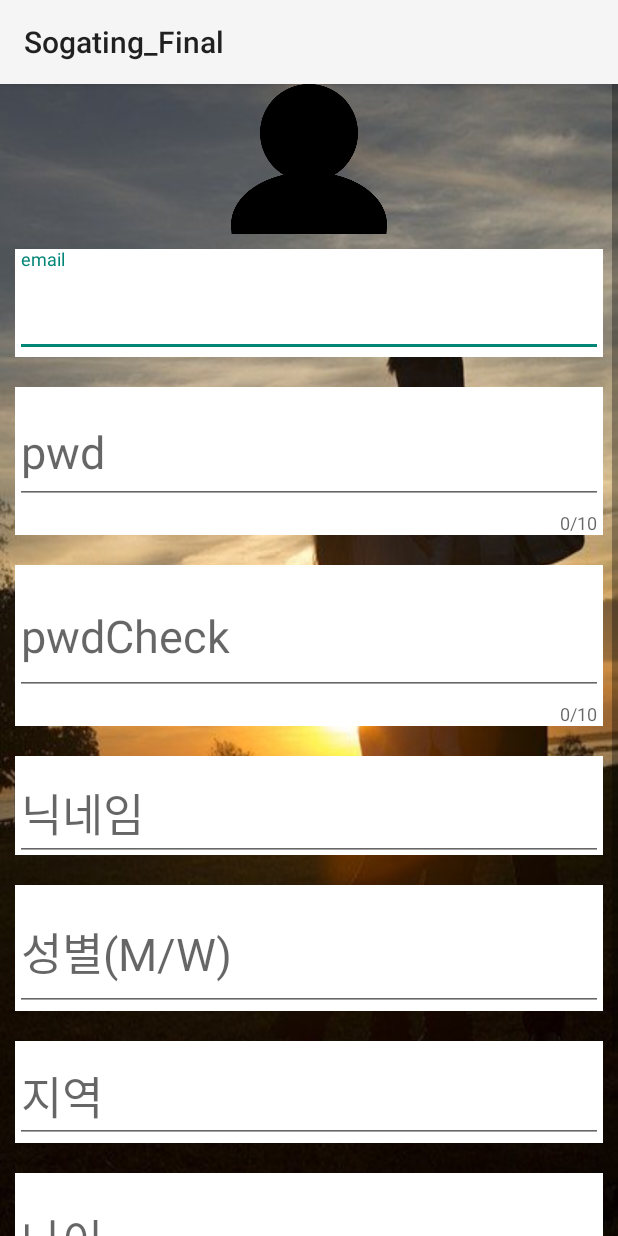
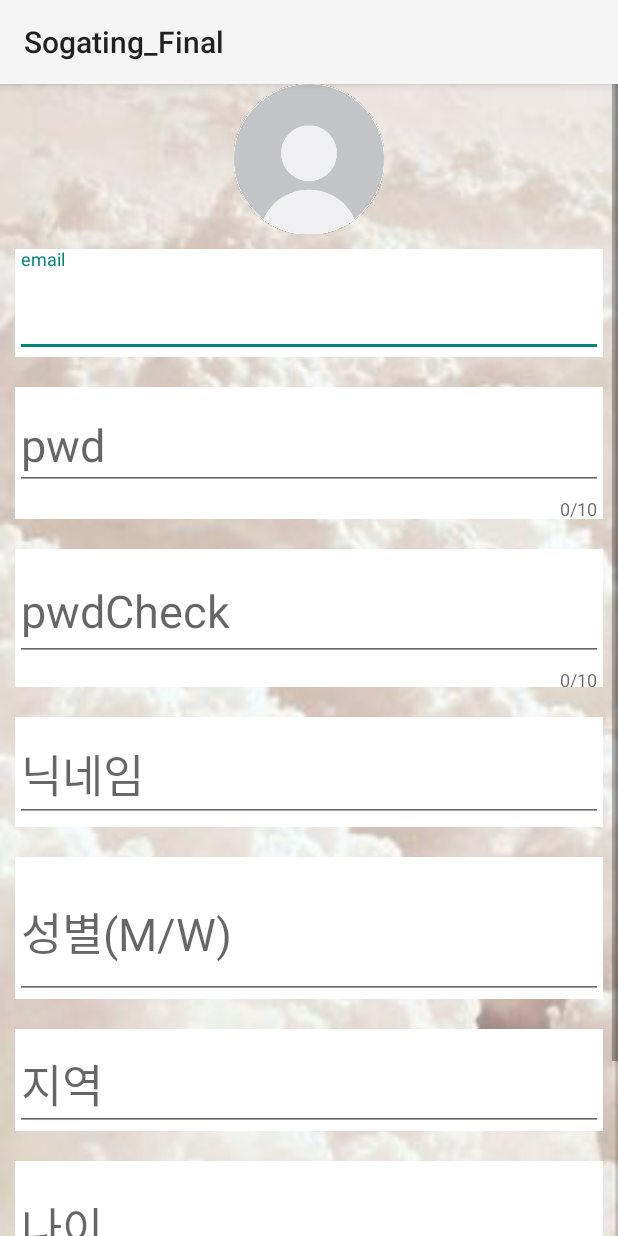
Before and after one commit to alsxm4625/sogating4, an Android app: the JoinActivity screen opened directly, with no data from a screen before it, on a phone screen of 412 x 824 dp. Run offline under Robolectric (Android 15) with nearby library versions, the phone set to English and light mode, and no system bars; our stand-ins replace Firebase (no records; nobody signed in at launch, a user with empty details on screens opened directly); pictures from the network do not load.

Commit message:
소개팅4 7번째 깃 11/20

```diff
--- a/app/src/main/res/layout/activity_intro.xml
+++ b/app/src/main/res/layout/activity_intro.xml
@@ -30,7 +30,7 @@
         <Button
             android:id="@+id/loginBtn"
             android:layout_width="match_parent"
-            android:layout_height="65dp"
+            android:layout_height="58dp"
             android:layout_margin="10dp"
             android:background="@color/mainColor"
             android:text="로그인"
--- a/app/src/main/res/layout/activity_join.xml
+++ b/app/src/main/res/layout/activity_join.xml
@@ -41,17 +41,16 @@
 
             <com.google.android.material.textfield.TextInputLayout
                 android:layout_width="match_parent"
-                android:layout_height="wrap_content"
-                app:counterMaxLength="10"
+                android:layout_height="88dp"
+                android:layout_margin="10dp"
+                android:background="@color/white"
                 app:counterEnabled="true"
-                android:background="@color/white"
-                android:layout_margin="10dp"
-                >
+                app:counterMaxLength="10">
 
                 <com.google.android.material.textfield.TextInputEditText
                     android:id="@+id/pwdArea"
                     android:layout_width="match_parent"
-                    android:layout_height="67dp"
+                    android:layout_height="58dp"
                     android:hint="pwd"
                     android:textSize="30dp" />
 
@@ -60,15 +59,15 @@
 
             <com.google.android.material.textfield.TextInputLayout
                 android:layout_width="match_parent"
-                android:layout_height="wrap_content"
-                app:counterMaxLength="10"
+                android:layout_height="92dp"
+                android:layout_margin="10dp"
+                android:background="@color/white"
                 app:counterEnabled="true"
-                android:background="@color/white"
-                android:layout_margin="10dp">
+                app:counterMaxLength="10">
 
                 <com.google.android.material.textfield.TextInputEditText
                     android:layout_width="match_parent"
-                    android:layout_height="76dp"
+                    android:layout_height="64dp"
                     android:hint="pwdCheck"
                     android:textSize="30dp" />
 
@@ -77,7 +76,7 @@
 
             <com.google.android.material.textfield.TextInputLayout
                 android:layout_width="match_parent"
-                android:layout_height="66dp"
+                android:layout_height="73dp"
                 android:layout_margin="10dp"
                 android:background="@color/white">
 
@@ -100,7 +99,7 @@
                 <com.google.android.material.textfield.TextInputEditText
                     android:id="@+id/genderArea"
                     android:layout_width="match_parent"
-                    android:layout_height="73dp"
+                    android:layout_height="84dp"
                     android:hint="성별(M/W)"
                     android:textSize="30dp" />
 
--- a/app/src/main/res/layout/activity_main.xml
+++ b/app/src/main/res/layout/activity_main.xml
@@ -5,6 +5,7 @@
     xmlns:tools="http://schemas.android.com/tools"
     android:layout_width="match_parent"
     android:layout_height="match_parent"
+    android:background="@drawable/auth_image"
     tools:context=".MainActivity">
 
     <androidx.constraintlayout.widget.ConstraintLayout
@@ -14,8 +15,8 @@
 
         <ImageView
             android:id="@+id/settingIcon"
-            android:layout_width="70dp"
-            android:layout_height="70dp"
+            android:layout_width="50dp"
+            android:layout_height="50dp"
             android:layout_margin="3dp"
             android:layout_marginTop="16dp"
             android:layout_marginEnd="16dp"
--- a/app/src/main/res/layout/activity_my_like_list.xml
+++ b/app/src/main/res/layout/activity_my_like_list.xml
@@ -5,6 +5,7 @@
     xmlns:tools="http://schemas.android.com/tools"
     android:layout_width="match_parent"
     android:layout_height="match_parent"
+    android:background="@drawable/auth_image"
     tools:context=".message.MyLikeListActivity">
 
     <ListView
--- a/app/src/main/res/layout/activity_my_msg.xml
+++ b/app/src/main/res/layout/activity_my_msg.xml
@@ -5,6 +5,7 @@
     xmlns:tools="http://schemas.android.com/tools"
     android:layout_width="match_parent"
     android:layout_height="match_parent"
+    android:background="@drawable/auth_image"
     tools:context=".message.MyMsgActivity">
 
     <ListView
--- a/app/src/main/res/layout/activity_my_page.xml
+++ b/app/src/main/res/layout/activity_my_page.xml
@@ -6,7 +6,8 @@
     android:layout_width="match_parent"
     android:layout_height="match_parent"
     android:orientation="vertical"
-    android:background="@color/white"
+    android:background="@drawable/auth_image"
+
     tools:context=".setting.MyPageActivity">
 
     <ImageView
--- a/app/src/main/res/layout/activity_setting.xml
+++ b/app/src/main/res/layout/activity_setting.xml
@@ -6,6 +6,8 @@
     android:layout_width="match_parent"
     android:layout_height="match_parent"
     tools:context=".setting.SettingActivity"
+    android:background="@drawable/auth_image"
+
     android:orientation="vertical">
 
     <Button
--- a/app/src/main/res/layout/activity_splash.xml
+++ b/app/src/main/res/layout/activity_splash.xml
@@ -11,8 +11,8 @@
     <TextView
         android:layout_width="wrap_content"
         android:layout_height="wrap_content"
-        android:text="소개팅앱!!!!!"
-        android:textColor="@color/mainColor"
+        android:text="소개팅앱"
+        android:textColor="@color/subColor"
         android:textStyle="bold"
         android:textSize="30sp"
         app:layout_constraintBottom_toBottomOf="parent"
--- a/app/src/main/res/layout/custom_dialog.xml
+++ b/app/src/main/res/layout/custom_dialog.xml
@@ -3,6 +3,7 @@
     xmlns:android="http://schemas.android.com/apk/res/android"
     android:layout_width="match_parent"
     android:layout_height="match_parent"
+    android:background="@drawable/auth_image"
     android:orientation="vertical">
 
     <EditText
--- a/app/src/main/res/layout/item_card.xml
+++ b/app/src/main/res/layout/item_card.xml
@@ -3,6 +3,7 @@
     xmlns:android="http://schemas.android.com/apk/res/android"
     android:layout_width="match_parent"
     android:layout_margin="20dp"
+    android:background="@drawable/auth_image"
     android:layout_height="match_parent">
 
     <LinearLayout
--- a/app/src/main/res/layout/list_view_item.xml
+++ b/app/src/main/res/layout/list_view_item.xml
@@ -2,6 +2,8 @@
 <LinearLayout
     xmlns:android="http://schemas.android.com/apk/res/android"
     android:layout_width="match_parent"
+    android:background="@drawable/auth_image"
+
     android:layout_height="match_parent">
 
     <TextView
--- a/app/src/main/res/values/colors.xml
+++ b/app/src/main/res/values/colors.xml
@@ -1,6 +1,7 @@
 <?xml version="1.0" encoding="utf-8"?>
 <resources>
-    <color name="mainColor">#FF9999</color>
+    <color name="mainColor">#C0C0C0</color>
+    <color name="subColor">#A0A0A0</color>
     <color name="purple_200">#FFBB86FC</color>
     <color name="purple_500">#FF6200EE</color>
     <color name="purple_700">#FF3700B3</color>
```
Also changed, not shown: app/src/main/res/layout/activity_login.xml (+7 -7 lines), app/src/main/res/drawable/auth_image.jpeg, app/src/main/res/drawable/no.png, app/src/main/res/drawable/ok.png, app/src/main/res/drawable/profile_img.png.
